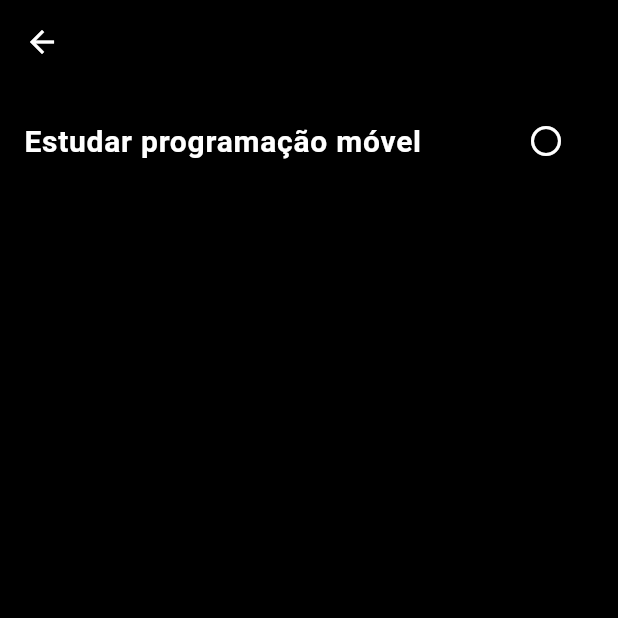
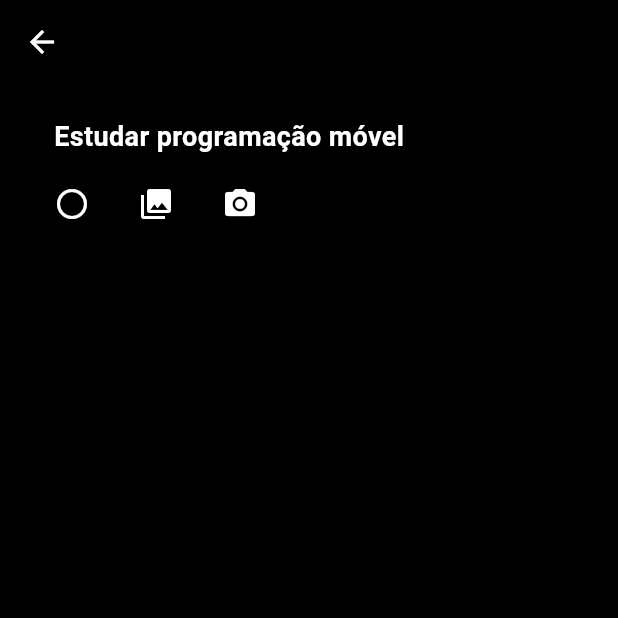
Before and after one commit to MatheusSousa28/tasks-app, a Flutter app: the TasksScreen screen opened directly with sample values from the repository, on a phone screen of 412 x 824 dp, the top half of it. Run offline on Flutter 3.47's test engine with Material 3 defaults, Android fonts, the phone set to English and light mode, and no system bars; our stand-ins replace flutter_riverpod, image_picker, shared_preferences; accounts and stored records are empty.

Commit message:
Adiciona suporte a imagens nas tarefas -galeria e camera

```diff
--- a/Front-end/lib/model/task.dart
+++ b/Front-end/lib/model/task.dart
@@ -1,6 +1,9 @@
+import 'dart:io';
+
+
 enum Prioridade {baixa, media, alta}
 class Tarefa{
-  const Tarefa({
+   Tarefa({
     required this.id,
     required this.titulo,
     required this.descricao,
@@ -12,4 +15,5 @@ class Tarefa{
   final String descricao;
   final DateTime data;
   final Prioridade prioridade;
+  File? imageFile; // armazenar localmente a ft so enquanto não tem o firebase
 }
--- a/Front-end/lib/providers/tasks_provider.dart
+++ b/Front-end/lib/providers/tasks_provider.dart
@@ -5,13 +5,13 @@ import '../model/task.dart';
 
 class CompletedTasksNotifier extends StateNotifier<List<Tarefa>> {
   CompletedTasksNotifier() : super([]) {
-    _loadCompletedTasks();//chamando a funcao q carregas as tarefas do shared logo no cosntrutor
+    _loadCompletedTasks();
   }
   Future<void> _loadCompletedTasks() async {
     final prefs = await SharedPreferences.getInstance();
-    //carrega a lista de ids das tarefas completas
+
     final ids = prefs.getStringList('completedTasks') ?? [];
-    //converte esses ids em tarefas
+
     final completedTasks = tarefas.where((t) => ids.contains(t.id)).toList();
     state = completedTasks;//colocando as tarefas no estado
   }
--- a/Front-end/lib/screens/tasks_screen.dart
+++ b/Front-end/lib/screens/tasks_screen.dart
@@ -1,13 +1,13 @@
 import 'package:flutter/material.dart';
+import 'package:flutter_riverpod/flutter_riverpod.dart';
+
 import '../widgets/task_item.dart';
-import 'package:flutter_riverpod/flutter_riverpod.dart';
 import '../providers/filter_provider.dart';
 import '../model/period.dart';
 import '../data/tasks_data.dart';
 
 class TasksScreen extends ConsumerStatefulWidget {
   const TasksScreen({super.key, this.periodo, this.titulo});
-
   final Periodo? periodo;
   final String? titulo;
 
@@ -15,139 +15,110 @@ class TasksScreen extends ConsumerStatefulWidget {
   ConsumerState<TasksScreen> createState() => _TasksScreenState();
 }
 class _TasksScreenState extends ConsumerState<TasksScreen> {
-
   @override
   void initState() {
     super.initState();
-    //quando a página n recebe um periodo
+
     if (widget.periodo != null) {
-      Future.microtask(() {//microTask faz com q o estado seja mudado imediatamente após o build
-        ref.read(filtroProvider.notifier).state = "Pendentes";//estado do filtro mostra somente as tarefas pendentes
+      Future.microtask(() {
+        ref.read(filtroProvider.notifier).state = "Pendentes";
       });
-    }
-  }
+       }}
 
   @override
-  Widget build(BuildContext context){
-    var tasks = ref.watch(filteredTasksProvider);//retorna a lista de tarefas com base no filtro atual
-    final filtro = ref.watch(filtroProvider);//retorna o filtro atual
-    if (widget.periodo != null){//se a página recebeu um periodo
-      final limite = agora.add(Duration(days: widget.periodo!.dias));//pegando a data limite do periodo
+  Widget build(BuildContext context) {
+    var tasks = ref.watch(filteredTasksProvider);
+    final filtro = ref.watch(filtroProvider);
+
+
+    if (widget.periodo != null) {
+      final limite =
+        agora.add(Duration(days: widget.periodo!.dias));
       tasks = tasks.where((tarefa) {
-        //retorna as tarefas que estão antes e extamente na data limite
-        return tarefa.data.isBefore(limite) || tarefa.data.isAtSameMomentAs(limite);
+        return tarefa.data.isBefore(limite) ||
+            tarefa.data.isAtSameMomentAs(limite);
       }).toList();
     }
+
     Widget content = Center(
-      child: Text("Nada para mostrar",
-      style: Theme.of(context).textTheme.titleLarge!.copyWith(
-        color: Theme.of(context).colorScheme.onSurface,
-        )),
-    );
-    if (tasks.isNotEmpty || widget.periodo == null){//esse bloco acontece se n existe tarefas ou se n tem periodo
+      child: Text(
+        "Nada para mostrar",
+        style: Theme.of(context).textTheme.titleLarge!.copyWith(
+              color: Theme.of(context).colorScheme.onSurface,
+            ),
+      ), );
+
+    if (tasks.isNotEmpty || widget.periodo == null) {
       content = Column(
         children: [
-          if (widget.periodo == null)//se a pagina n recebeu periodo, constroi uma row com os botões de filtro
-            Padding(
-              padding: EdgeInsets.symmetric(vertical: 16),
-              child:  Row(
-                mainAxisAlignment: MainAxisAlignment.spaceAround,
+
+             if (widget.periodo == null)
+               Padding(
+                  padding: const EdgeInsets.symmetric(vertical: 16),
+              child: Wrap(
+                alignment: WrapAlignment.center,
+                spacing: 8,
+                   runSpacing: 8,
                 children: [
-                  //cada botão quando é prssionado muda o filtro
-                  ElevatedButton(
-                    onPressed:() {
-                      ref.read(filtroProvider.notifier).state = "Pendentes";
+                  _filterButton(
+                    context,
+                    label: "Pendentes",
+                    isSelected: filtro == "Pendentes",
+                    onPressed: () {
+                      ref.read(filtroProvider.notifier).state =
+                          "Pendentes";
                     },
-                    style: ElevatedButton.styleFrom(
-                      backgroundColor: filtro == 'Pendentes' ? Theme.of(context).colorScheme.secondary : Theme.of(context).colorScheme.surface,
-                      padding: EdgeInsets.symmetric(
-                        vertical: 2,
-                        horizontal: 15,
-                      ),
-                      shape: RoundedRectangleBorder(
-                        borderRadius: BorderRadius.circular(12),
-                        side: BorderSide(
-                          color: Theme.of(context).colorScheme.secondary,
-                          width: 2,
-                        )
-                      )
-                    ),
-                    child: Text("Pendentes", style: Theme.of(context).textTheme.titleLarge!.copyWith(
-                      color: filtro == 'Pendentes' ? Theme.of(context).colorScheme.surface : Theme.of(context).colorScheme.secondary,
-                      fontWeight: FontWeight.bold
-                      ),
-                    ),
                   ),
-                  ElevatedButton(
-                    onPressed:() {
-                      ref.read(filtroProvider.notifier).state = 'Completas';
+                  _filterButton(
+                    context,
+                    label: "Completas",
+                      isSelected: filtro == "Completas",
+                    onPressed: () {
+                      ref.read(filtroProvider.notifier).state =
+                          "Completas";
                     },
-                    style: ElevatedButton.styleFrom(
-                      backgroundColor: filtro == 'Completas' ? Theme.of(context).colorScheme.secondary : Theme.of(context).colorScheme.surface,
-                      padding: EdgeInsets.symmetric(
-                        vertical: 2,
-                        horizontal: 15,
-                      ),
-                      shape: RoundedRectangleBorder(
-                        borderRadius: BorderRadius.circular(12),
-                        side: BorderSide(
-                          color: Theme.of(context).colorScheme.secondary,
-                          width: 2,
-                        )
-                      )
-                    ),
-                    child: Text("Completas", style: Theme.of(context).textTheme.titleLarge!.copyWith(
-                      color: filtro == 'Completas' ? Theme.of(context).colorScheme.surface : Theme.of(context).colorScheme.secondary,
-                      fontWeight: FontWeight.bold
-                      ),
-                    ),
                   ),
-                  ElevatedButton(
-                    onPressed:() {
-                      ref.read(filtroProvider.notifier).state = "Todas";
+                  _filterButton(
+                      context,
+                    label: "Todas",
+                    isSelected: filtro == "Todas",
+                     onPressed: () {
+                      ref.read(filtroProvider.notifier).state =
+                          "Todas";
                     },
-                    style: ElevatedButton.styleFrom(
-                      backgroundColor: filtro == 'Todas' ? Theme.of(context).colorScheme.secondary : Theme.of(context).colorScheme.surface,
-                      padding: EdgeInsets.symmetric(
-                        vertical: 2,
-                        horizontal: 15,
-                      ),
-                      shape: RoundedRectangleBorder(
-                        borderRadius: BorderRadius.circular(12),
-                        side: BorderSide(
-                          color: Theme.of(context).colorScheme.secondary,
-                          width: 2,
-                        )
-                      )
-                    ),
-                    child: Text("Todas", style: Theme.of(context).textTheme.titleLarge!.copyWith(
-                      color: filtro == 'Todas' ? Theme.of(context).colorScheme.surface : Theme.of(context).colorScheme.secondary,
-                      fontWeight: FontWeight.bold
-                      ),
-                    ),
                   ),
                 ],
               ),
             ),
-            tasks.isEmpty ?//se n tem tarefas
-              Center(
-                child: Text("Nada para mostrar",
-                style: Theme.of(context).textTheme.titleLarge!.copyWith(
-                  color: Theme.of(context).colorScheme.onSurface,
-                  )),
-              )
-              : Expanded(//se tem tarefas, constrói a listview
-                child: ListView.builder(
-                  itemCount: tasks.length,
-                  itemBuilder: (context, index) => TaskItem(tarefa: tasks[index]),
+
+
+          tasks.isEmpty
+              ? Center(
+                  child: Text(
+                    "Nada para mostrar",
+                    style: Theme.of(context)
+                        .textTheme
+                        .titleLarge!
+                        .copyWith(
+                          color: Theme.of(context)
+                              .colorScheme
+                              .onSurface,
+                        ),
+                  ),
                 )
-              )
-        ]
+              : Expanded(
+                  child: ListView.builder(
+                    itemCount: tasks.length,
+                    itemBuilder: (context, index) =>
+                        TaskItem(tarefa: tasks[index]),
+                  ),
+                ),
+        ],
       );
     }
 
-    if (widget.titulo == null){
-	    return content;
+    if (widget.titulo == null) {
+      return content;
     }
 
     return Scaffold(
@@ -157,4 +128,39 @@ class _TasksScreenState extends ConsumerState<TasksScreen> {
       body: content,
     );
   }
+  Widget _filterButton(
+    BuildContext context, {
+    required String label,
+    required bool isSelected,
+    required VoidCallback onPressed,
+  }) {
+    return ElevatedButton(
+      onPressed: onPressed,
+      style: ElevatedButton.styleFrom(
+        backgroundColor: isSelected
+            ? Theme.of(context).colorScheme.secondary
+            : Theme.of(context).colorScheme.surface,
+        padding: const EdgeInsets.symmetric(
+          vertical: 6,
+          horizontal: 16,
+        ),
+        shape: RoundedRectangleBorder(
+          borderRadius: BorderRadius.circular(12),
+          side: BorderSide(
+            color: Theme.of(context).colorScheme.secondary,
+            width: 2,
+          ),
+        ),
+      ),
+      child: Text(
+        label,
+        style: Theme.of(context).textTheme.titleLarge!.copyWith(
+              color: isSelected
+                  ? Theme.of(context).colorScheme.surface
+                  : Theme.of(context).colorScheme.secondary,
+              fontWeight: FontWeight.bold,
+            ),
+      ),
+    );
+  }
 }
--- a/Front-end/lib/screens/tela_login.dart
+++ b/Front-end/lib/screens/tela_login.dart
@@ -3,7 +3,7 @@ import 'dart:io';
 import 'package:flutter/material.dart';
 import 'package:path_provider/path_provider.dart';
 import 'tela_cadastro.dart';
-import 'home_page.dart'; // <-- adicionei a import da HomePage
+import 'home_page.dart'; //
 
 //função pra carregar usuario salvo
 Future<Map<String, dynamic>?> carregarUsuario() async {
@@ -32,7 +32,7 @@ class _TelaLoginState extends State<TelaLogin> {
 
   String erro = ""; // mensagem de erro
 
-  // funcao de login
+  // funcao de login AQUI IR PRO BODY
   Future<void> fazerLogin() async {
     Map<String, dynamic>? dados = await carregarUsuario();
 
--- a/Front-end/lib/widgets/task_item.dart
+++ b/Front-end/lib/widgets/task_item.dart
@@ -1,48 +1,146 @@
+import 'dart:io';
+import 'package:flutter/material.dart';
+import 'package:flutter_riverpod/flutter_riverpod.dart';
 import '../model/task.dart';
-import 'package:flutter/material.dart';
-import 'package:tasksapp/providers/tasks_provider.dart';
-import 'package:flutter_riverpod/flutter_riverpod.dart';
+import '../providers/tasks_provider.dart';
+import '../data/image_service.dart';
+import '../widgets/image_view_page.dart';
 
+class TaskItem extends ConsumerWidget {
+  const TaskItem({super.key, required this.tarefa});
 
-class TaskItem extends ConsumerWidget{
-  const TaskItem({super.key, required this.tarefa});
   final Tarefa tarefa;
 
   @override
-  Widget build(BuildContext context, WidgetRef ref){
+  Widget build(BuildContext context, WidgetRef ref) {
     final completedTasks = ref.watch(completedTasksProvider);
-    final isCompleted = completedTasks.contains(tarefa);//flag que vai ditar o estilo da tarefa
+    final isCompleted = completedTasks.contains(tarefa);
+
     return Card(
-      margin: const EdgeInsets.symmetric(vertical: 10),
-      color: Theme.of(context).colorScheme.surface,
-      child: ListTile(
-        title: isCompleted ? Text(
-          tarefa.titulo,
-          style: const TextStyle(
-            decoration: TextDecoration.lineThrough,
-            color: Colors.grey,
-            fontSize: 20,
-            fontWeight: FontWeight.w600,
+      margin: const EdgeInsets.symmetric(vertical: 10, horizontal: 12),
+      elevation: 2,
+      child: Padding(
+        padding: const EdgeInsets.all(12),
+        child: Column(
+          crossAxisAlignment: CrossAxisAlignment.start,
+          children: [
+            /// imagem com o texto aqui
+            Row(
+              crossAxisAlignment: CrossAxisAlignment.start,
+            children: [
+                if (tarefa.imageFile != null)
+                  GestureDetector(
+                  onTap: () {
+                      if (tarefa.imageFile != null &&
+                          tarefa.imageFile!.existsSync()) {
+                        Navigator.of(context).push(
+                        MaterialPageRoute(
+                      builder: (_) => ImageViewPage(
+                              imageFile: tarefa.imageFile!,
                             ),
+                          ),
+                        );
+                      }
+                    },
+                    child: ClipRRect(
+                      borderRadius: BorderRadius.circular(8),
+                      child: (tarefa.imageFile != null &&
+                              tarefa.imageFile!.existsSync())
+                          ? Image.file(
+                              tarefa.imageFile!,
+                              width: 60,
+                              height: 60,
+                              fit: BoxFit.cover,
                             )
-        : Text(
+                          : const Icon(
+                              Icons.image_not_supported,
+                              size: 60,
+                            ),
+                    ),
+                  ),
+                const SizedBox(width: 12),
+                Expanded(
+                  child: Column(
+                    crossAxisAlignment: CrossAxisAlignment.start,
+                    children: [
+                      Text(
                       tarefa.titulo,
                       style: TextStyle(
-            color: Theme.of(context).colorScheme.primary,
-            fontSize: 20,
+                      decoration: isCompleted
+                              ? TextDecoration.lineThrough
+                              : null,
+                          fontSize: 18,
                           fontWeight: FontWeight.w600,
                         ),
                       ),
-        trailing: IconButton(
+                      if (tarefa.descricao.isNotEmpty)
+                        Padding(
+                          padding: const EdgeInsets.only(top: 4),
+                          child: Text(
+                           tarefa.descricao,
+                           style: const TextStyle(
+                           color: Colors.grey,
+                           fontSize: 14,
+                            ),
+                          ),
+                        ),
+                    ],
+                  ),
+                ),
+              ],
+            ),
+
+            const SizedBox(height: 8),
+
+            /// botoes
+            Wrap(
+              alignment: WrapAlignment.end,
+              spacing: 8,
+              runSpacing: 4,
+              children: [
+                IconButton(
+                  tooltip: 'Concluir tarefa',
                   icon: Icon(
-            isCompleted ? Icons.check_circle_outline_rounded  : Icons.radio_button_unchecked_rounded,
-            color: Theme.of(context).colorScheme.primary),
+                    isCompleted
+                     ? Icons.check_circle
+                        : Icons.radio_button_unchecked,
+                  ),
                   onPressed: () {
-            ref.read(completedTasksProvider.notifier)
+                    ref
+                        .read(completedTasksProvider.notifier)
                         .toggleTasksCompletedStatus(tarefa);
                   },
                 ),
-        onTap: () {},
+                IconButton(
+                  tooltip: 'Selecionar da galeria',
+                  icon: const Icon(Icons.photo_library),
+                  onPressed: () async {
+                    final image =
+                        await ImageService.pickImageFromGallery();
+                    if (image != null) {
+                      tarefa.imageFile = image;
+                      (context as Element).markNeedsBuild();
+                    }
+                  },
+
+
+                ),
+                IconButton(
+                  tooltip: 'Tirar foto com a câmera',
+                  icon: const Icon(Icons.camera_alt),
+                  onPressed: () async {
+                    final image =
+                      await ImageService.pickImageFromCamera();
+                    if (image != null) {
+                      tarefa.imageFile = image;
+                      (context as Element).markNeedsBuild();
+                    }
+                  },
+                ),
+              ],
+            ),
+          ],
+        ),
       ),
     );
   }
--- a/Front-end/pubspec.yaml
+++ b/Front-end/pubspec.yaml
@@ -32,6 +32,7 @@ dependencies:
     sdk: flutter
   shared_preferences: ^2.2.2
   path_provider: 2.1.5
+  image_picker: ^0.8.7+4
 
   intl: ^0.19.0
   # The following adds the Cupertino Icons font to your application.
```
Also changed, not shown: Front-end/lib/data/image_service.dart (added, +26 -0 lines), Front-end/lib/screens/tela_cadastro.dart (+6 -7 lines), Front-end/lib/widgets/image_view_page.dart (added, +24 -0 lines), Front-end/pubspec.lock, 5 other files. Lines whose indentation alone changed are shown as unchanged.
